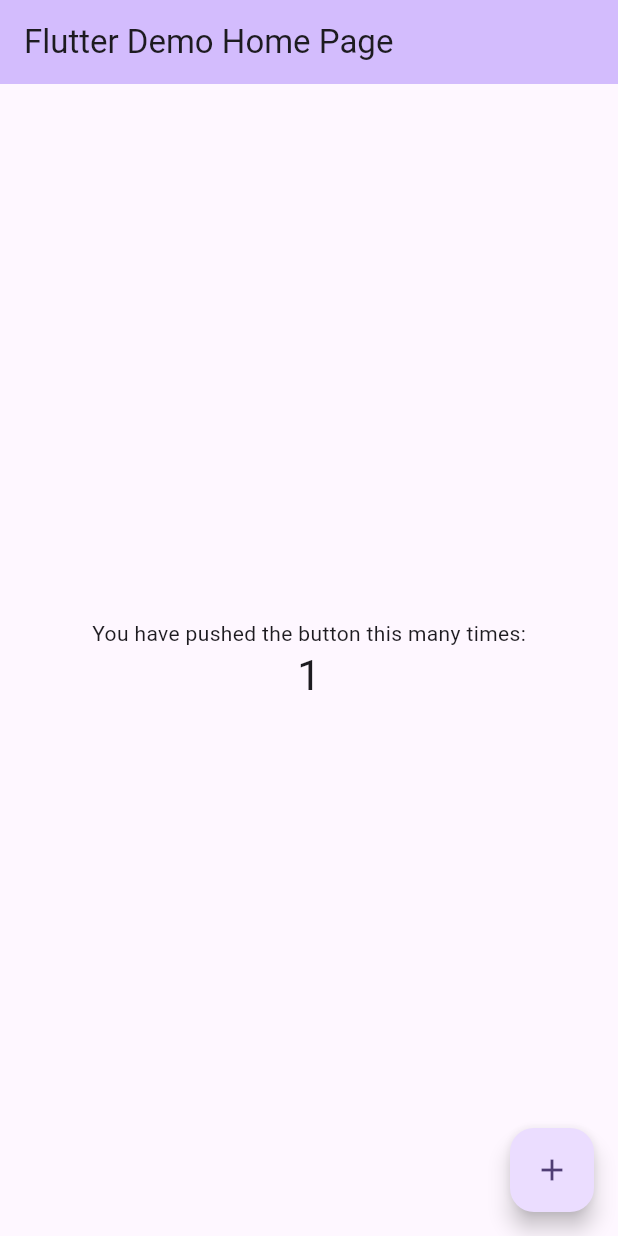
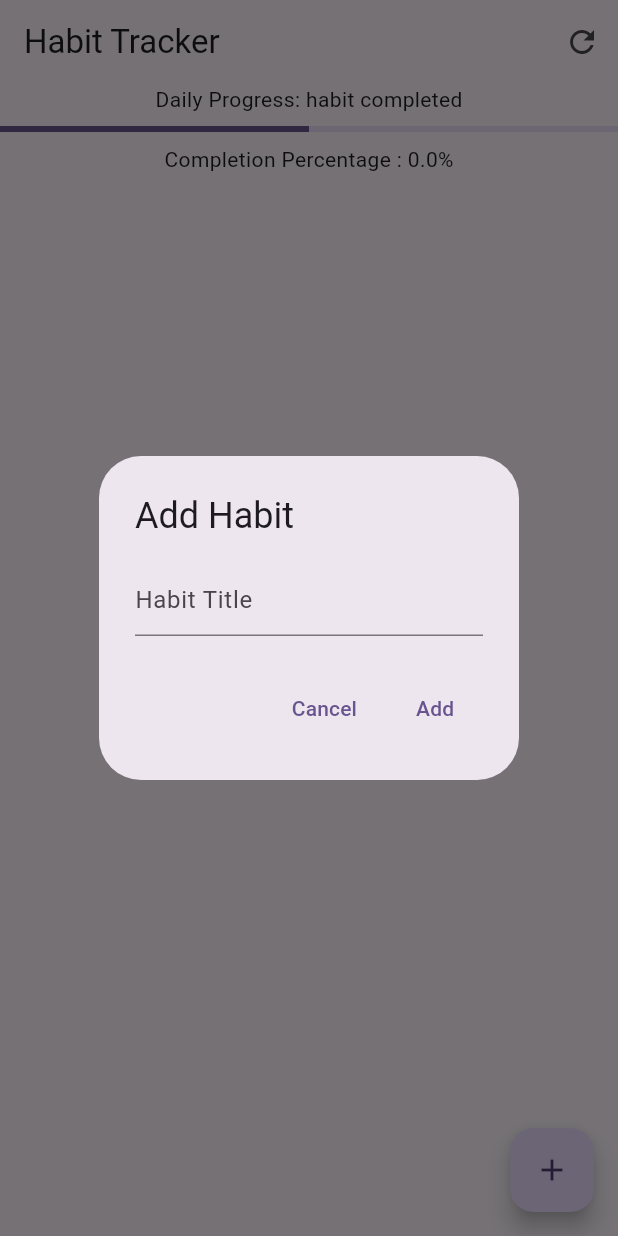
Before and after one commit to mishad01/Flutter-State-Management-Provider-App, a Flutter app: the screen it shows after launch, after a tap on the "add" icon, on a phone screen of 412 x 824 dp. Run offline on Flutter 3.47's test engine with Material 3 defaults, Android fonts, the phone set to English and light mode, and no system bars.

Commit message:
feat: Implement basic habit tracking functionality
This commit introduces the core components for a habit tracking application using the Provider pattern for state management.

- **`Habit` model:**
    - Defines the structure for a habit with `id`, `title`, and `isCompleted`.
- **`HabitProvider`:**
    - Manages a list of `Habit` objects.
    - Provides methods to:
        - Add a new habit (`addHabit`).
        - Toggle the completion status of a habit (`toggleHabit`).
        - Reset the completion status of all habits (`resetHabits`).
        - Remove a habit (`removeHabit`).
    - Calculates:
        - Total number of habits (`totalHabit`).
        - Number of completed habits (`completeHabits`).
        - Completion percentage (`competitionPercentage`).
    - Uses `ChangeNotifier` to notify listeners of changes.
- **`HabitListScreen`:**
    - Displays a list of habits.
    - Shows daily progress with a `LinearProgressIndicator` and completion percentage.
    - Allows users to:
        - Add new habits via a dialog.
        - Mark habits as complete/incomplete using checkboxes.
        - Reset all habits using an AppBar action.
    - Integrates with `HabitProvider` to display habits and handle interactions.
- **`main.dart`:**
    - Initializes `HabitProvider` using `ChangeNotifierProvider`.
    - Sets `HabitListScreen` as the home screen.
- **Dependencies:**
    - Added `provider: ^6.1.5` to `pubspec.yaml` for state management.

```diff
--- a/habit_tracker_app/lib/main.dart
+++ b/habit_tracker_app/lib/main.dart
@@ -1,7 +1,13 @@
 import 'package:flutter/material.dart';
+import 'package:habit_tracker_app/provider/habit_provider.dart';
+import 'package:habit_tracker_app/view/habit_list_screen.dart';
+import 'package:provider/provider.dart';
 
 void main() {
-  runApp(const MyApp());
+  runApp(ChangeNotifierProvider(
+    create: (context) => HabitProvider(),
+    child: const MyApp(),
+  ));
 }
 
 class MyApp extends StatelessWidget {
@@ -13,113 +19,10 @@
     return MaterialApp(
       title: 'Flutter Demo',
       theme: ThemeData(
-        // This is the theme of your application.
-        //
-        // TRY THIS: Try running your application with "flutter run". You'll see
-        // the application has a purple toolbar. Then, without quitting the app,
-        // try changing the seedColor in the colorScheme below to Colors.green
-        // and then invoke "hot reload" (save your changes or press the "hot
-        // reload" button in a Flutter-supported IDE, or press "r" if you used
-        // the command line to start the app).
-        //
-        // Notice that the counter didn't reset back to zero; the application
-        // state is not lost during the reload. To reset the state, use hot
-        // restart instead.
-        //
-        // This works for code too, not just values: Most code changes can be
-        // tested with just a hot reload.
         colorScheme: ColorScheme.fromSeed(seedColor: Colors.deepPurple),
         useMaterial3: true,
       ),
-      home: const MyHomePage(title: 'Flutter Demo Home Page'),
+      home: const HabitListScreen(),
     );
   }
 }
-
-class MyHomePage extends StatefulWidget {
-  const MyHomePage({super.key, required this.title});
-
-  // This widget is the home page of your application. It is stateful, meaning
-  // that it has a State object (defined below) that contains fields that affect
-  // how it looks.
-
-  // This class is the configuration for the state. It holds the values (in this
-  // case the title) provided by the parent (in this case the App widget) and
-  // used by the build method of the State. Fields in a Widget subclass are
-  // always marked "final".
-
-  final String title;
-
-  @override
-  State<MyHomePage> createState() => _MyHomePageState();
-}
-
-class _MyHomePageState extends State<MyHomePage> {
-  int _counter = 0;
-
-  void _incrementCounter() {
-    setState(() {
-      // This call to setState tells the Flutter framework that something has
-      // changed in this State, which causes it to rerun the build method below
-      // so that the display can reflect the updated values. If we changed
-      // _counter without calling setState(), then the build method would not be
-      // called again, and so nothing would appear to happen.
-      _counter++;
-    });
-  }
-
-  @override
-  Widget build(BuildContext context) {
-    // This method is rerun every time setState is called, for instance as done
-    // by the _incrementCounter method above.
-    //
-    // The Flutter framework has been optimized to make rerunning build methods
-    // fast, so that you can just rebuild anything that needs updating rather
-    // than having to individually change instances of widgets.
-    return Scaffold(
-      appBar: AppBar(
-        // TRY THIS: Try changing the color here to a specific color (to
-        // Colors.amber, perhaps?) and trigger a hot reload to see the AppBar
-        // change color while the other colors stay the same.
-        backgroundColor: Theme.of(context).colorScheme.inversePrimary,
-        // Here we take the value from the MyHomePage object that was created by
-        // the App.build method, and use it to set our appbar title.
-        title: Text(widget.title),
-      ),
-      body: Center(
-        // Center is a layout widget. It takes a single child and positions it
-        // in the middle of the parent.
-        child: Column(
-          // Column is also a layout widget. It takes a list of children and
-          // arranges them vertically. By default, it sizes itself to fit its
-          // children horizontally, and tries to be as tall as its parent.
-          //
-          // Column has various properties to control how it sizes itself and
-          // how it positions its children. Here we use mainAxisAlignment to
-          // center the children vertically; the main axis here is the vertical
-          // axis because Columns are vertical (the cross axis would be
-          // horizontal).
-          //
-          // TRY THIS: Invoke "debug painting" (choose the "Toggle Debug Paint"
-          // action in the IDE, or press "p" in the console), to see the
-          // wireframe for each widget.
-          mainAxisAlignment: MainAxisAlignment.center,
-          children: <Widget>[
-            const Text(
-              'You have pushed the button this many times:',
-            ),
-            Text(
-              '$_counter',
-              style: Theme.of(context).textTheme.headlineMedium,
-            ),
-          ],
-        ),
-      ),
-      floatingActionButton: FloatingActionButton(
-        onPressed: _incrementCounter,
-        tooltip: 'Increment',
-        child: const Icon(Icons.add),
-      ), // This trailing comma makes auto-formatting nicer for build methods.
-    );
-  }
-}
--- /dev/null
+++ b/habit_tracker_app/lib/model/habit_model.dart
@@ -0,0 +1,10 @@
+class Habit {
+  final String id;
+  final String title;
+  bool isCompleted;
+  Habit({
+    required this.id,
+    required this.title,
+    this.isCompleted = false,
+  });
+}
--- /dev/null
+++ b/habit_tracker_app/lib/provider/habit_provider.dart
@@ -0,0 +1,50 @@
+import 'package:flutter/cupertino.dart';
+import 'package:habit_tracker_app/model/habit_model.dart';
+
+class HabitProvider with ChangeNotifier {
+  final List<Habit> _habits = [];
+  List<Habit> get habits => _habits;
+  int get totalHabit => _habits.length;
+
+  //getter to calculate how many habits have been completed
+  int get completeHabits =>
+      _habits.where((element) => element.isCompleted).length;
+
+  //calculate the percentage
+  double get competitionPercentage {
+    if (totalHabit == 0) return 0;
+    return (completeHabits / totalHabit) * 100;
+  }
+
+  //method to add a new habit
+  void addHabit(String title) {
+    final newHabit = Habit(id: DateTime.now().toString(), title: title);
+    _habits.add(newHabit);
+    notifyListeners();
+  }
+
+  //method toggle
+  void toggleHabit(String id) {
+    final index = _habits.indexWhere(
+      (habit) => habit.id == id,
+    );
+    if (index != 1) {
+      _habits[index].isCompleted = !_habits[index].isCompleted;
+      notifyListeners();
+    }
+  }
+
+  //To reset
+  void resetHabits() {
+    for (var habit in _habits) {
+      habit.isCompleted = false;
+    }
+    notifyListeners();
+  }
+
+  //not delete the items
+  void removeHabit(String id) {
+    _habits.removeWhere((habit) => habit.id == id);
+    notifyListeners();
+  }
+}
--- /dev/null
+++ b/habit_tracker_app/lib/view/habit_list_screen.dart
@@ -0,0 +1,94 @@
+import 'package:flutter/material.dart';
+import 'package:habit_tracker_app/provider/habit_provider.dart';
+import 'package:provider/provider.dart';
+
+class HabitListScreen extends StatefulWidget {
+  const HabitListScreen({super.key});
+
+  @override
+  State<HabitListScreen> createState() => _HabitListScreenState();
+}
+
+class _HabitListScreenState extends State<HabitListScreen> {
+  @override
+  Widget build(BuildContext context) {
+    final habitProvider = Provider.of<HabitProvider>(context);
+    final habit = habitProvider.habits;
+    return Scaffold(
+      appBar: buildAppBar(context),
+      floatingActionButton: buildFloatingActionButton(context, habitProvider),
+      body: Column(
+        children: [
+          Text("Daily Progress: habit completed"),
+          SizedBox(height: 8),
+          LinearProgressIndicator(value: 0.5),
+          SizedBox(height: 8),
+          Text(
+              "Completion Percentage : ${habitProvider.competitionPercentage.toString()}%"),
+          Expanded(
+              child: ListView.builder(
+            itemCount: habit.length,
+            itemBuilder: (context, index) => ListTile(
+                title: Text(habit[index].title),
+                trailing: Checkbox(
+                  value: habit[index].isCompleted,
+                  onChanged: (value) {
+                    habitProvider.toggleHabit(habit[index].id);
+                  },
+                )),
+          ))
+        ],
+      ),
+    );
+  }
+
+  AppBar buildAppBar(BuildContext context) {
+    return AppBar(
+      title: Text("Habit Tracker"),
+      actions: [
+        IconButton(
+            onPressed: () {
+              Provider.of<HabitProvider>(listen: false, context).resetHabits();
+            },
+            icon: Icon(Icons.refresh)),
+      ],
+    );
+  }
+
+  FloatingActionButton buildFloatingActionButton(
+      BuildContext context, HabitProvider habitProvider) {
+    return FloatingActionButton(
+      onPressed: () {
+        showDialog(
+          context: context,
+          builder: (context) {
+            String newHabitTitle = "";
+            return AlertDialog(
+              title: Text("Add Habit"),
+              content: TextField(
+                onChanged: (value) => newHabitTitle = value,
+                decoration: InputDecoration(hintText: "Habit Title"),
+              ),
+              actions: [
+                TextButton(
+                  onPressed: () => Navigator.pop(context),
+                  child: Text("Cancel"),
+                ),
+                TextButton(
+                  onPressed: () {
+                    if (newHabitTitle.isNotEmpty) {
+                      habitProvider.addHabit(newHabitTitle);
+                      Navigator.pop(context);
+                    }
+                  },
+                  child: Text("Add"),
+                ),
+              ],
+            );
+          },
+        );
+      },
+      child: Icon(Icons.add),
+    );
+  }
+}
--- a/habit_tracker_app/pubspec.yaml
+++ b/habit_tracker_app/pubspec.yaml
@@ -34,6 +34,7 @@ dependencies:
   # The following adds the Cupertino Icons font to your application.
   # Use with the CupertinoIcons class for iOS style icons.
   cupertino_icons: ^1.0.8
+  provider: ^6.1.5
 
 dev_dependencies:
   flutter_test:
```
Also changed, not shown: habit_tracker_app/pubspec.lock.
